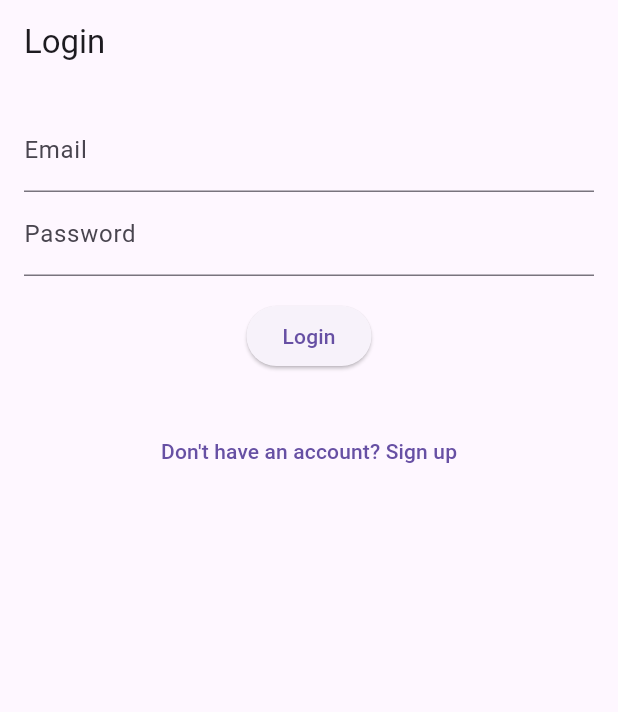
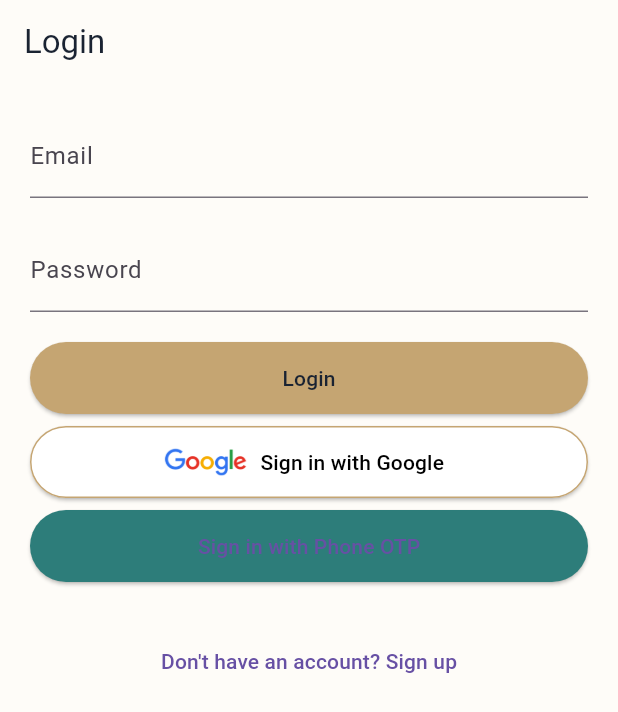
Before and after one commit to rahulSengupta01/khyate, a Flutter app: the screen it shows after launch, on a phone screen of 412 x 824 dp. Shown: the top 712 px of the screen. Run offline on Flutter 3.47's test engine with Material 3 defaults, Android fonts, the phone set to English and light mode, and no system bars; our stand-ins replace firebase_auth, firebase_core, google_sign_in; accounts and stored records are empty.

Commit message:
google signup done

```diff
--- a/lib/screens/home_screen.dart
+++ b/lib/screens/home_screen.dart
@@ -16,8 +16,11 @@ class HomeScreen extends StatelessWidget {
   @override
   Widget build(BuildContext context) {
     return Scaffold(
+      backgroundColor: const Color(0xFFFEFCF8),
       appBar: AppBar(
-        title: const Text('Home'),
+        backgroundColor: Colors.transparent,
+        elevation: 0,
+        title: const Text('Home', style: TextStyle(color: Color(0xFF1A2332))),
         actions: [
           IconButton(
             icon: const Icon(Icons.logout),
--- a/lib/screens/login_screen.dart
+++ b/lib/screens/login_screen.dart
@@ -2,6 +2,7 @@ import 'package:flutter/material.dart';
 import '../services/auth_service.dart';
 import 'home_screen.dart';
 import 'signup_screen.dart';
+import 'otp_screen.dart';
 
 class LoginScreen extends StatefulWidget {
   const LoginScreen({Key? key}) : super(key: key);
@@ -19,9 +20,17 @@ class _LoginScreenState extends State<LoginScreen> {
     try {
       await AuthService().signIn(emailController.text, passwordController.text);
       Navigator.pushReplacement(
-        context,
-        MaterialPageRoute(builder: (context) => const HomeScreen()),
-      );
+        context, MaterialPageRoute(builder: (context) => const HomeScreen()));
+    } catch (e) {
+      setState(() => message = e.toString());
+    }
+  }
+
+  void googleSignIn() async {
+    try {
+      await AuthService().signInWithGoogle();
+      Navigator.pushReplacement(
+        context, MaterialPageRoute(builder: (context) => const HomeScreen()));
     } catch (e) {
       setState(() => message = e.toString());
     }
@@ -30,22 +39,63 @@ class _LoginScreenState extends State<LoginScreen> {
   @override
   Widget build(BuildContext context) {
     return Scaffold(
-      appBar: AppBar(title: const Text('Login')),
+      backgroundColor: const Color(0xFFFEFCF8),
+      appBar: AppBar(
+        backgroundColor: Colors.transparent,
+        elevation: 0,
+        title: const Text('Login', style: TextStyle(color: Color(0xFF1A2332))),
+        iconTheme: const IconThemeData(color: Color(0xFF1A2332)),
+      ),
       body: Padding(
-        padding: const EdgeInsets.all(16.0),
+        padding: const EdgeInsets.all(20.0),
         child: Column(
           children: [
+            // Email
             TextField(
               controller: emailController,
               decoration: const InputDecoration(labelText: 'Email'),
             ),
+            const SizedBox(height: 20),
+            // Password
             TextField(
               controller: passwordController,
               decoration: const InputDecoration(labelText: 'Password'),
               obscureText: true,
             ),
-            const SizedBox(height: 16),
-            ElevatedButton(onPressed: signIn, child: const Text('Login')),
+            const SizedBox(height: 20),
+            ElevatedButton(
+              onPressed: signIn,
+              style: ElevatedButton.styleFrom(
+                backgroundColor: const Color(0xFFC5A572),
+                minimumSize: const Size(double.infinity, 48),
+              ),
+              child: const Text('Login', style: TextStyle(color: Color(0xFF1A2332))),
+            ),
+            const SizedBox(height: 8),
+            ElevatedButton.icon(
+              onPressed: googleSignIn,
+              icon: Image.asset('assets/google_logo.png', height: 24), // Add your own asset
+              label: const Text('Sign in with Google'),
+              style: ElevatedButton.styleFrom(
+                backgroundColor: Colors.white,
+                foregroundColor: Colors.black,
+                minimumSize: const Size(double.infinity, 48),
+                elevation: 1,
+                side: const BorderSide(color: Color(0xFFC5A572)),
+              ),
+            ),
+            const SizedBox(height: 8),
+            ElevatedButton(
+              onPressed: () {
+                Navigator.push(context,
+                  MaterialPageRoute(builder: (_) => const OTPScreen()));
+              },
+              style: ElevatedButton.styleFrom(
+                backgroundColor: const Color(0xFF2D7D7A),
+                minimumSize: const Size(double.infinity, 48),
+              ),
+              child: const Text('Sign in with Phone OTP'),
+            ),
             const SizedBox(height: 8),
             Text(message),
             TextButton(
@@ -55,7 +105,8 @@ class _LoginScreenState extends State<LoginScreen> {
                   MaterialPageRoute(builder: (context) => const SignupScreen()),
                 );
               },
-                child: const Text("Don't have an account? Sign up"))
+              child: const Text("Don't have an account? Sign up"),
+            )
           ],
         ),
       ),
--- a/pubspec.yaml
+++ b/pubspec.yaml
@@ -37,6 +37,9 @@ dependencies:
   firebase_core: ^4.2.0
   firebase_auth: ^6.1.1
   cloud_firestore: ^6.0.3
+  google_sign_in: ^6.1.1
+  flutter_sms: ^2.3.3
+  flutter_hooks: ^0.20.3
 
 dev_dependencies:
   flutter_test:
@@ -59,6 +62,8 @@ flutter:
   # included with your application, so that you can use the icons in
   # the material Icons class.
   uses-material-design: true
+  assets:
+    - assets/google_logo.png
 
   # To add assets to your application, add an assets section, like this:
   # assets:
```
Also changed, not shown: lib/screens/onboarding_screen.dart (added, +96 -0 lines), lib/screens/otp_screen.dart (added, +95 -0 lines), lib/screens/signup_screen.dart (+17 -3 lines), lib/services/auth_service.dart (+47 -11 lines), lib/widgets/custom_button.dart (+31 -0 lines), assets/google_logo.png (added), pubspec.lock, 8 other files. Lines whose indentation alone changed are shown as unchanged.
